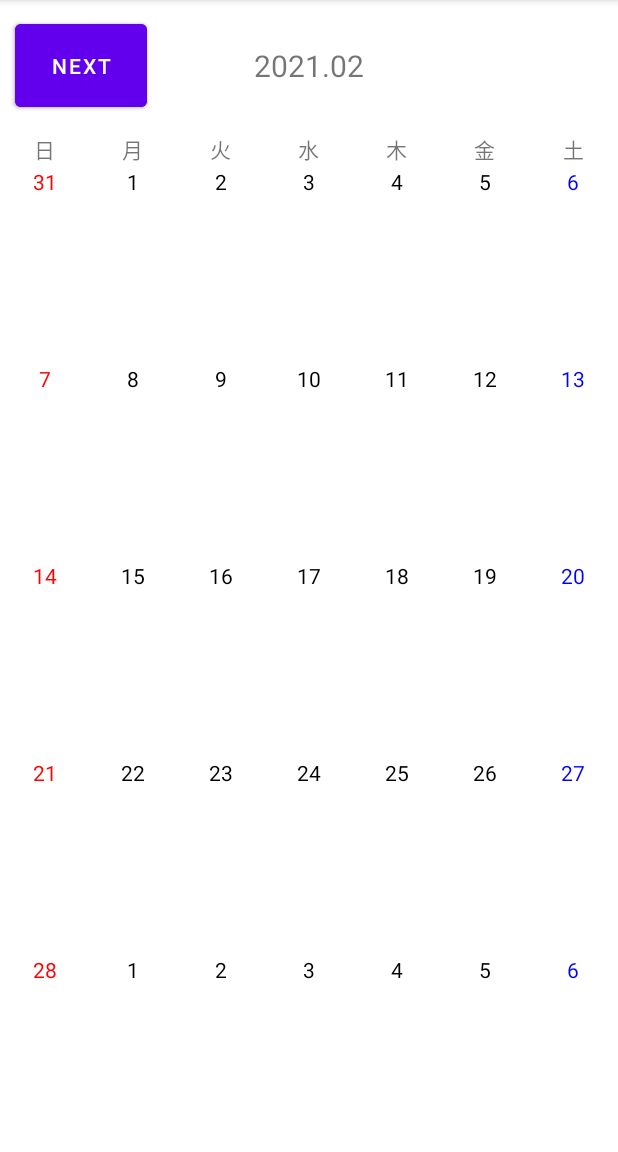
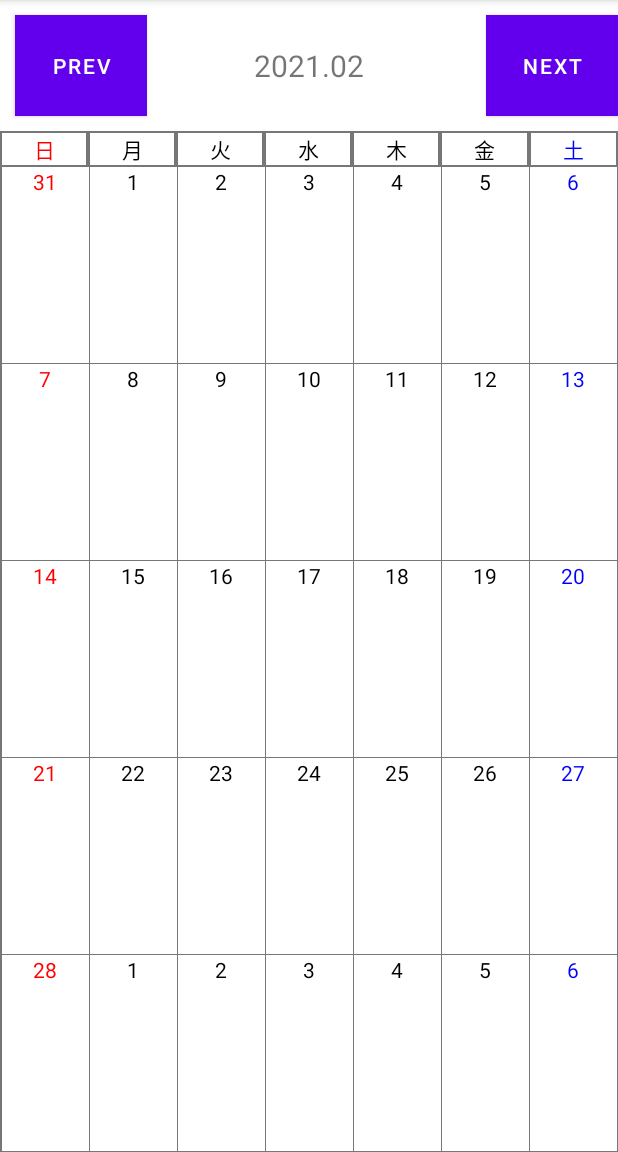
Before and after one commit to pon-1910/Calendar, an Android app: the screen it shows after launch (MainActivity), on a phone screen of 412 x 824 dp, the part 84-1236 px from its top. Run offline under Robolectric (Android 15) with nearby library versions, the phone set to English and light mode, and no system bars.

Commit message:
カラーを追加

```diff
--- a/app/src/main/res/layout/activity_main.xml
+++ b/app/src/main/res/layout/activity_main.xml
@@ -5,12 +5,14 @@
     android:layout_width="match_parent"
     android:layout_height="match_parent"
     android:orientation="vertical"
+    android:background="@color/grayColor"
     tools:context=".MainActivity">
 
  <RelativeLayout
      android:layout_width="match_parent"
      android:layout_height="0dp"
-     android:layout_weight="2">
+     android:layout_weight="2"
+     android:background="@color/whiteColor">
 
      <TextView
          android:id="@+id/titleText"
@@ -27,16 +29,18 @@
          android:text="Prev"
          android:layout_alignParentLeft="true"
          android:layout_marginVertical="10dp"
-         android:layout_marginLeft="10dp"/>
+         android:layout_marginLeft="10dp"
+         android:background="@color/colorAccent"/>
 
      <Button
          android:id="@+id/nextButton"
          android:layout_width="wrap_content"
          android:layout_height="match_parent"
          android:text="next"
-         android:layout_alignParentLeft="true"
+         android:layout_alignParentRight="true"
          android:layout_marginVertical="10dp"
-         android:layout_marginLeft="10dp"/>
+         android:layout_marginLeft="10dp"
+         android:background="@color/colorAccent"/>
  </RelativeLayout>
 
     <LinearLayout
@@ -51,7 +55,9 @@
             android:layout_weight="1"
             android:layout_marginHorizontal="1dp"
             android:text="日"
-            android:gravity="center_horizontal" />
+            android:gravity="center_horizontal"
+            android:background="@color/whiteColor"
+            android:textColor="@color/redColor"/>
 
         <TextView
             android:layout_width="0dp"
@@ -59,7 +65,9 @@
             android:layout_weight="1"
             android:layout_marginHorizontal="1dp"
             android:text="月"
-            android:gravity="center_horizontal" />
+            android:gravity="center_horizontal"
+            android:background="@color/whiteColor"
+            android:textColor="@color/blackColor"/>
 
         <TextView
             android:layout_width="0dp"
@@ -67,7 +75,9 @@
             android:layout_weight="1"
             android:layout_marginHorizontal="1dp"
             android:text="火"
-            android:gravity="center_horizontal" />
+            android:gravity="center_horizontal"
+            android:background="@color/whiteColor"
+            android:textColor="@color/blackColor"/>
 
         <TextView
             android:layout_width="0dp"
@@ -75,7 +85,9 @@
             android:layout_weight="1"
             android:layout_marginHorizontal="1dp"
             android:text="水"
-            android:gravity="center_horizontal" />
+            android:gravity="center_horizontal"
+            android:background="@color/whiteColor"
+            android:textColor="@color/blackColor"/>
 
         <TextView
             android:layout_width="0dp"
@@ -83,7 +95,9 @@
             android:layout_weight="1"
             android:layout_marginHorizontal="1dp"
             android:text="木"
-            android:gravity="center_horizontal" />
+            android:gravity="center_horizontal"
+            android:background="@color/whiteColor"
+            android:textColor="@color/blackColor"/>
 
         <TextView
             android:layout_width="0dp"
@@ -91,7 +105,9 @@
             android:layout_weight="1"
             android:layout_marginHorizontal="1dp"
             android:text="金"
-            android:gravity="center_horizontal" />
+            android:gravity="center_horizontal"
+            android:background="@color/whiteColor"
+            android:textColor="@color/blackColor"/>
 
         <TextView
             android:layout_width="0dp"
@@ -99,7 +115,9 @@
             android:layout_weight="1"
             android:layout_marginHorizontal="1dp"
             android:text="土"
-            android:gravity="center_horizontal" />
+            android:gravity="center_horizontal"
+            android:background="@color/whiteColor"
+            android:textColor="@color/blueColor"/>
     </LinearLayout>
 
     <GridView
--- a/app/src/main/res/values/colors.xml
+++ b/app/src/main/res/values/colors.xml
@@ -7,4 +7,12 @@
     <color name="teal_700">#FF018786</color>
     <color name="black">#FF000000</color>
     <color name="white">#FFFFFFFF</color>
+    <color name="colorPrimary">#3F51B5</color>
+    <color name="colorPrimaryDark">#303F9F</color>
+    <color name="colorAccent">#FF4081</color>
+    <color name="grayColor">#777</color>
+    <color name="blueColor">#00F</color>
+    <color name="redColor">#F00</color>
+    <color name="whiteColor">#FFF</color>
+    <color name="blackColor">#000</color>
 </resources>
```
